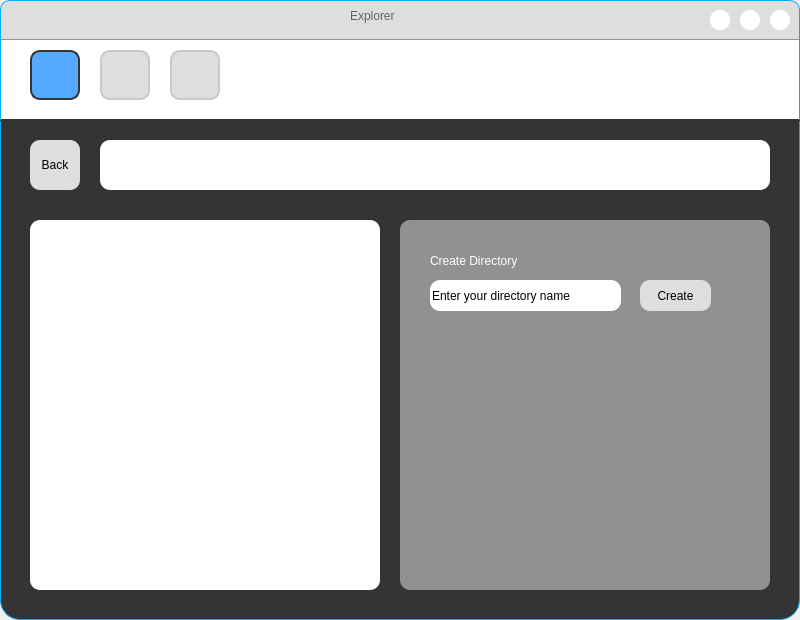
Before: the Qt Designer form gui/shelf_1.ui in AshwinRaikar88/daxplore, drawn with Qt 5.
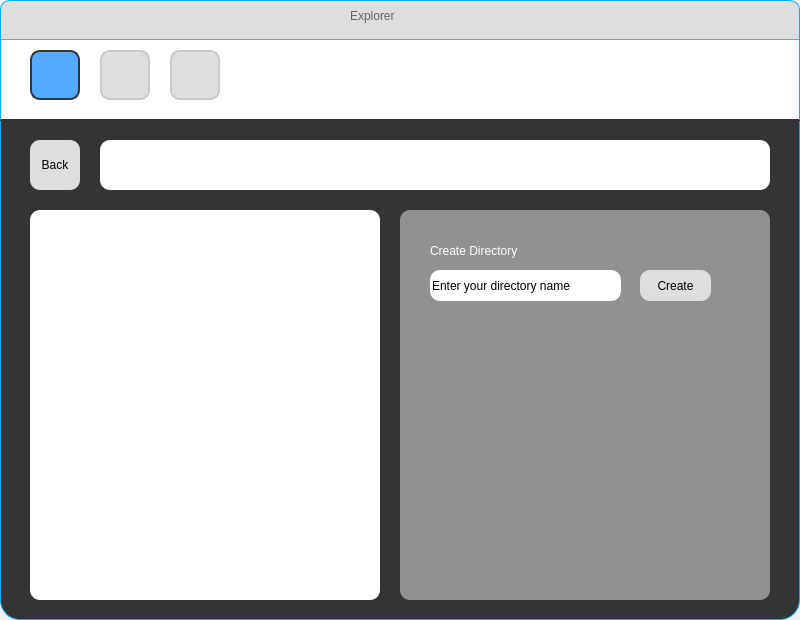
After: the same form once the commit is applied.

Diff of the .ui file:
```diff
--- a/gui/shelf_1.ui
+++ b/gui/shelf_1.ui
@@ -67,9 +67,9 @@
      <property name="geometry">
       <rect>
        <x>400</x>
-       <y>100</y>
+       <y>90</y>
        <width>370</width>
-       <height>370</height>
+       <height>390</height>
       </rect>
      </property>
      <property name="minimumSize">
@@ -217,6 +217,25 @@
 </string>
      </property>
     </widget>
+    <widget class="QWidget" name="tree_background" native="true">
+     <property name="geometry">
+      <rect>
+       <x>30</x>
+       <y>90</y>
+       <width>350</width>
+       <height>390</height>
+      </rect>
+     </property>
+     <property name="styleSheet">
+      <string notr="true">background-color:rgb(255, 255, 255);
+border-radius: 10px;</string>
+     </property>
+    </widget>
+    <zorder>tree_background</zorder>
+    <zorder>action_window</zorder>
+    <zorder>exp_back</zorder>
+    <zorder>root_dir</zorder>
+    <zorder>treeView</zorder>
    </widget>
    <widget class="QWidget" name="widget_1" native="true">
     <property name="geometry">
@@ -360,8 +379,10 @@
        </rect>
       </property>
       <property name="styleSheet">
-       <string notr="true">background-color: rgb(255, 255, 255);
-border-radius: 10px;</string>
+       <string notr="true">QPushButton#close_btn::hover{
+background-color : red; 
+border-radius: 10px;
+}</string>
       </property>
       <property name="text">
        <string/>
@@ -413,8 +434,9 @@
        </rect>
       </property>
       <property name="styleSheet">
-       <string notr="true">background-color: rgb(255, 255, 255);
-border-radius: 10px;</string>
+       <string notr="true">QPushButton#maximize_btn::hover{
+background-color : green; border-radius: 5px;
+}</string>
       </property>
       <property name="text">
        <string/>
@@ -448,8 +470,9 @@
        </rect>
       </property>
       <property name="styleSheet">
-       <string notr="true">background-color: rgb(255, 255, 255);
-border-radius: 10px;</string>
+       <string notr="true">QPushButton#minimize_btn::hover{
+background-color : orange; border-radius: 5px;
+}</string>
       </property>
       <property name="text">
        <string/>
```
Left out of the diff: 35 changed lines with no effect on the pictures.
